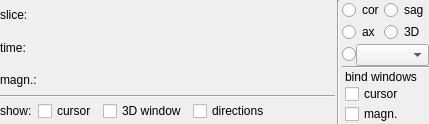
First picture: the form in Code/Gui/MITK/Modules/DnDDisplay/Resources/UI/niftkSingleViewerControls.ui, repository NifTK/NifTK, before the edit.
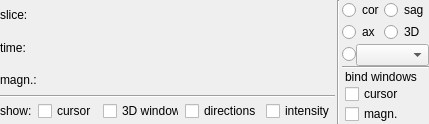
Second picture: the form after the edit. Custom widgets are drawn as their Qt base class.

Commit message: Issue #3884: Hotkey and checkbox for direction and intensity annotations

What changed in the file:
```diff
--- a/Code/Gui/MITK/Modules/DnDDisplay/Resources/UI/niftkSingleViewerControls.ui
+++ b/Code/Gui/MITK/Modules/DnDDisplay/Resources/UI/niftkSingleViewerControls.ui
@@ -7,7 +7,7 @@
     <x>0</x>
     <y>0</y>
     <width>429</width>
-    <height>113</height>
+    <height>124</height>
    </rect>
   </property>
   <property name="sizePolicy">
@@ -199,7 +199,7 @@
        <verstretch>0</verstretch>
       </sizepolicy>
      </property>
-     <layout class="QHBoxLayout" name="horizontalLayout_2" stretch="0,0,0,0,0">
+     <layout class="QHBoxLayout" name="horizontalLayout_2" stretch="0,0,0,0,0,0">
       <property name="leftMargin">
        <number>0</number>
       </property>
@@ -255,6 +255,16 @@
         </property>
        </widget>
       </item>
+      <item>
+       <widget class="QCheckBox" name="m_ShowIntensityAnnotationCheckBox">
+        <property name="toolTip">
+         <string>Shows the intensity of the selected voxel in the visible images</string>
+        </property>
+        <property name="text">
+         <string>intensity</string>
+        </property>
+       </widget>
+      </item>
       <item>
        <spacer name="m_ShowOptionsSpacer">
         <property name="orientation">
```
The commit also changes 21 other files.
